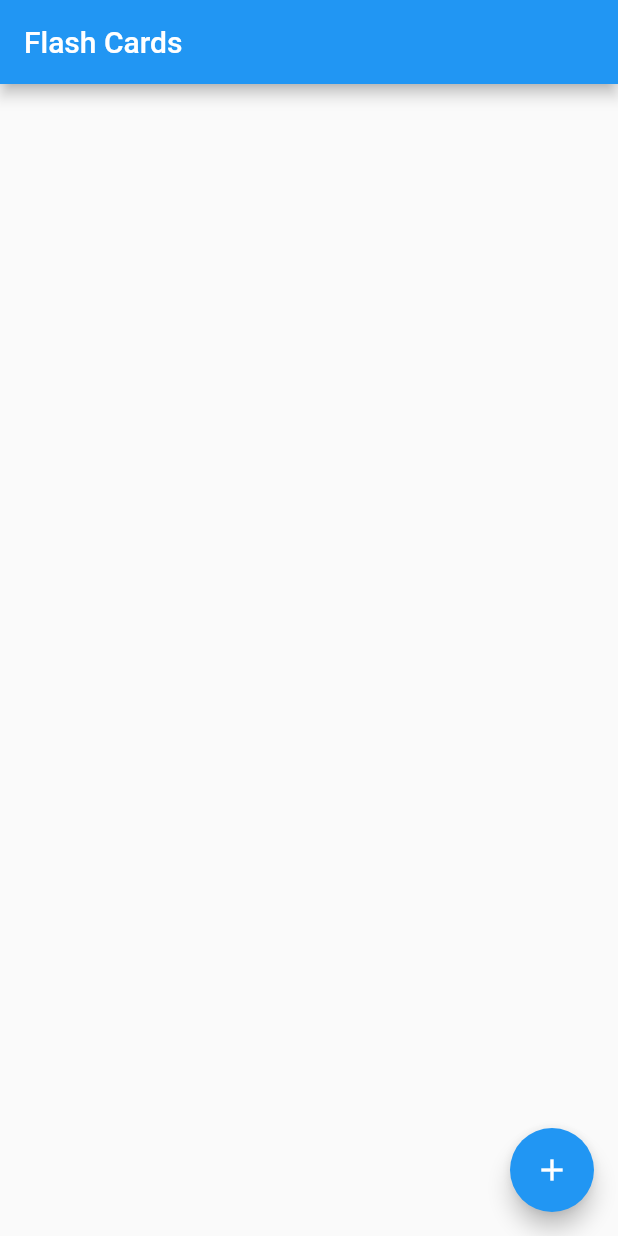
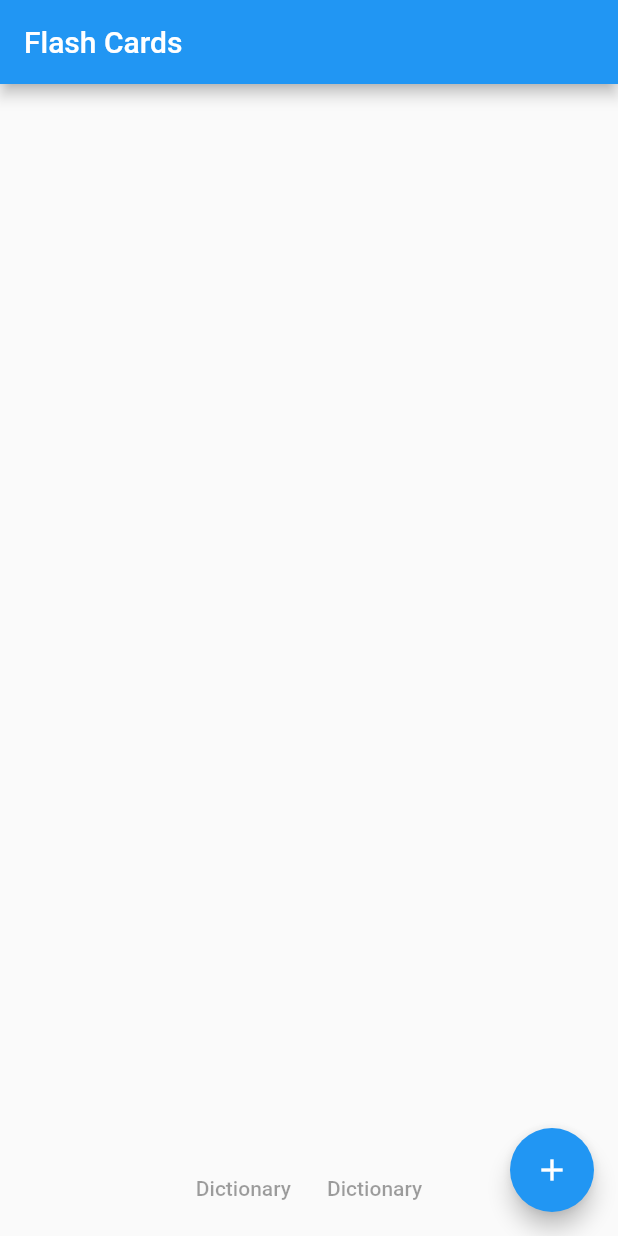
Before and after one commit to lesiak/flashcards, a Flutter app: the screen it shows after launch, on a phone screen of 412 x 824 dp. Run offline on Flutter 3.47's test engine with Material 2 defaults, Android fonts, the phone set to English and light mode, and no system bars; our stand-ins replace yaml.

Commit message:
Added bottom buttons
- wrapped ListView in Expanded to place it in Column

```diff
--- a/lib/widgets/select_deck_widget.dart
+++ b/lib/widgets/select_deck_widget.dart
@@ -9,7 +9,6 @@ class SelectDeckWidget extends StatefulWidget {
 }
 
 class SelectDeckWidgetState extends State<SelectDeckWidget> {
-
   int counter = 0;
   List<FlashCard> flashcards = [];
 
@@ -17,15 +16,34 @@ class SelectDeckWidgetState extends State<SelectDeckWidget> {
   Widget build(BuildContext context) {
     return Scaffold(
         appBar: AppBar(title: Text("Flash Cards")),
-        body: WordList(flashcards),
-        floatingActionButton: FloatingActionButton(
-            child: Icon(Icons.add),
-            onPressed: fetchDeck
-        )
-    );
+        body: buildBody(),
+        floatingActionButton:
+            FloatingActionButton(child: Icon(Icons.add), onPressed: fetchDeck));
   }
 
+  Widget buildBody() {
+    return Column(
+      children: <Widget>[
+        WordList(flashcards),
+        Container(
 
+          child: ButtonBar(
+
+            alignment: MainAxisAlignment.center,
+            children: <Widget>[
+              FlatButton(
+                child: Text('Dictionary'),
+              ),
+              FlatButton(
+                child: Text('Dictionary'),
+              )
+            ],
+          ),
+        )
+      ],
+    );
+//
+  }
 
   void fetchDeck() async {
     ++counter;
--- a/lib/widgets/word_list.dart
+++ b/lib/widgets/word_list.dart
@@ -8,7 +8,8 @@ class WordList extends StatelessWidget {
 
   @override
   Widget build(BuildContext context) {
-    return ListView.separated(
+    return Expanded(
+      child: ListView.separated(
           separatorBuilder: (context, index) => Divider(
                 color: Colors.black,
                 height: 1,
@@ -17,12 +18,13 @@ class WordList extends StatelessWidget {
           itemCount: cards.length,
           itemBuilder: (BuildContext context, int index) {
             return buildCard(cards[index], index);
-        });
+          }),
+    );
   }
 
   Widget buildCard(FlashCard card, int index) {
     return Container(
-      color: index %2 == 0 ? Colors.lightBlue[50] : Colors.white,
+      color: index % 2 == 0 ? Colors.lightBlue[50] : Colors.white,
       child: Column(
         children: [
           Text(
```
Lines whose indentation alone changed are shown as unchanged.
